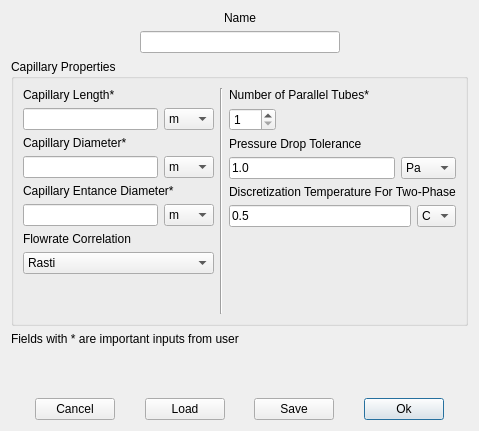
This is ui_files/Capillary_main.ui in OmarZaki96/EGSim as Qt 5 draws it before an edit. The edited form follows.
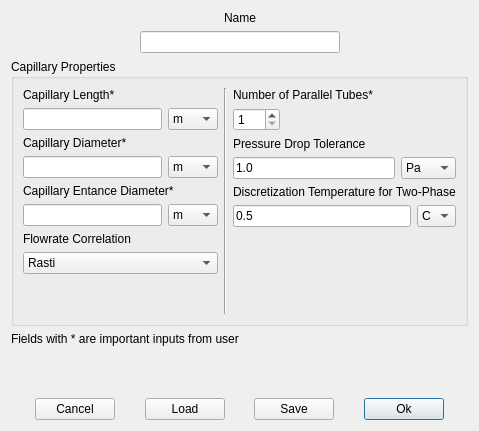
This is the edited form.

The edit to the form file:
```diff
--- a/ui_files/Capillary_main.ui
+++ b/ui_files/Capillary_main.ui
@@ -454,7 +454,7 @@
              <string>The discretization temperature for the two-phase region. the capillary tube length will be devided to segments in the two phase region, with each segment has a temperature drop of the selected value of discretization temperature. choosing a very low value can cause the solver to be very slow.</string>
             </property>
             <property name="text">
-             <string>Discretization Temperature For Two-Phase</string>
+             <string>Discretization Temperature for Two-Phase</string>
             </property>
            </widget>
           </item>
```
